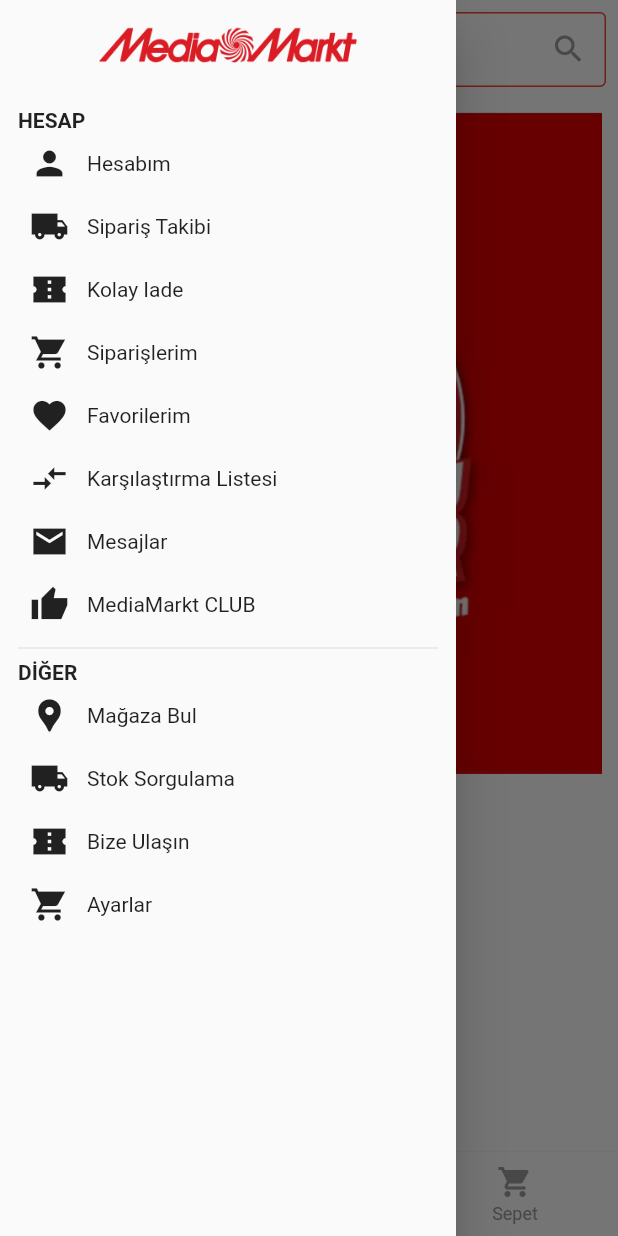
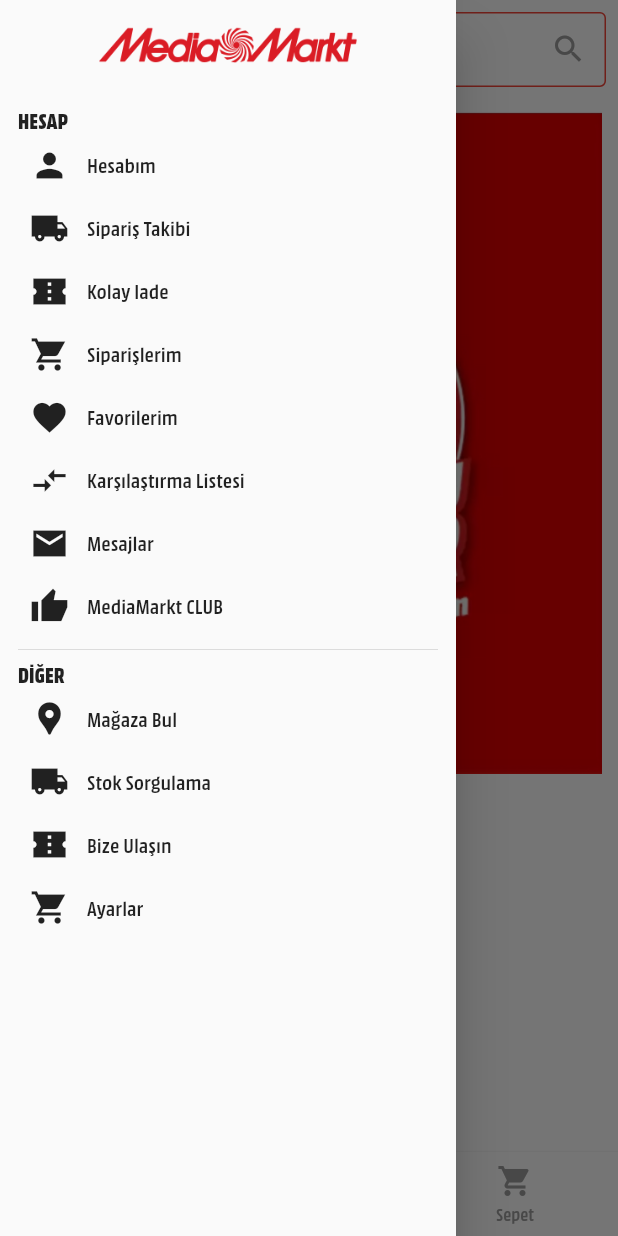
Before and after one commit to ozkayas/media_markt_clone, a Flutter app: the screen it shows after launch, with the side drawer open, on a phone screen of 412 x 824 dp. Run offline on Flutter 3.47's test engine with Material 2 defaults, Android fonts, the phone set to English and light mode, and no system bars; drawn by our look-alikes of carousel_slider, smooth_page_indicator.

Commit message:
Add media markt font as default theme

```diff
--- a/lib/theme.dart
+++ b/lib/theme.dart
@@ -2,6 +2,7 @@
 
 class AppTheme {
   static ThemeData mainTheme() => ThemeData(
+        fontFamily: 'MM',
         primarySwatch: Colors.red,
         scaffoldBackgroundColor: Colors.white,
         appBarTheme: const AppBarTheme(
```
Also changed, not shown: pubspec.yaml (+9 -1 lines).
